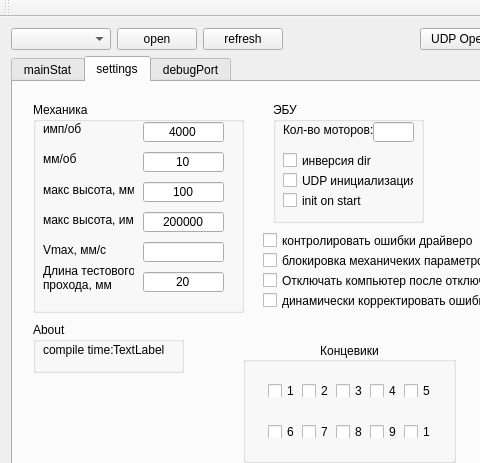
Qt form mainwindow.ui (baradoid/polden-motorControl) before a commit; both pictures show x 0 to 480 and y 0 to 463 of the 1083 by 923 pixel window.
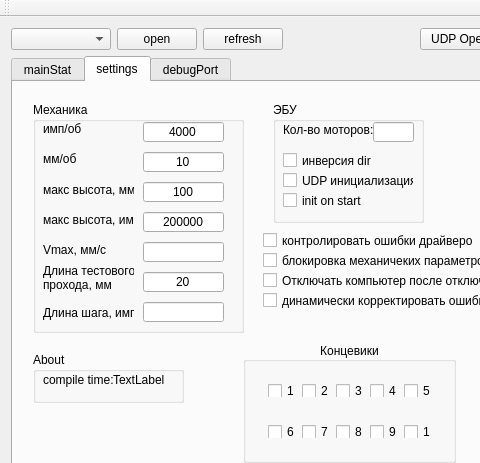
The same form after that commit.

Commit message: добавлена настройка шага

Patch:
```diff
--- a/mainwindow.ui
+++ b/mainwindow.ui
@@ -437,7 +437,7 @@
           <x>20</x>
           <y>20</y>
           <width>211</width>
-          <height>211</height>
+          <height>231</height>
          </rect>
         </property>
         <property name="title">
@@ -630,6 +630,32 @@
           <set>Qt::AlignCenter</set>
          </property>
         </widget>
+        <widget class="QLabel" name="label_17">
+         <property name="geometry">
+          <rect>
+           <x>10</x>
+           <y>200</y>
+           <width>91</width>
+           <height>21</height>
+          </rect>
+         </property>
+         <property name="text">
+          <string>Длина шага, имп</string>
+         </property>
+        </widget>
+        <widget class="QLineEdit" name="lineEdit_StepLenImp">
+         <property name="geometry">
+          <rect>
+           <x>110</x>
+           <y>200</y>
+           <width>81</width>
+           <height>20</height>
+          </rect>
+         </property>
+         <property name="alignment">
+          <set>Qt::AlignCenter</set>
+         </property>
+        </widget>
        </widget>
        <widget class="QGroupBox" name="groupBox_6">
         <property name="geometry">
@@ -835,7 +861,7 @@
         <property name="geometry">
          <rect>
           <x>20</x>
-          <y>240</y>
+          <y>270</y>
           <width>151</width>
           <height>51</height>
          </rect>
```
The commit also changes 2 other files.
